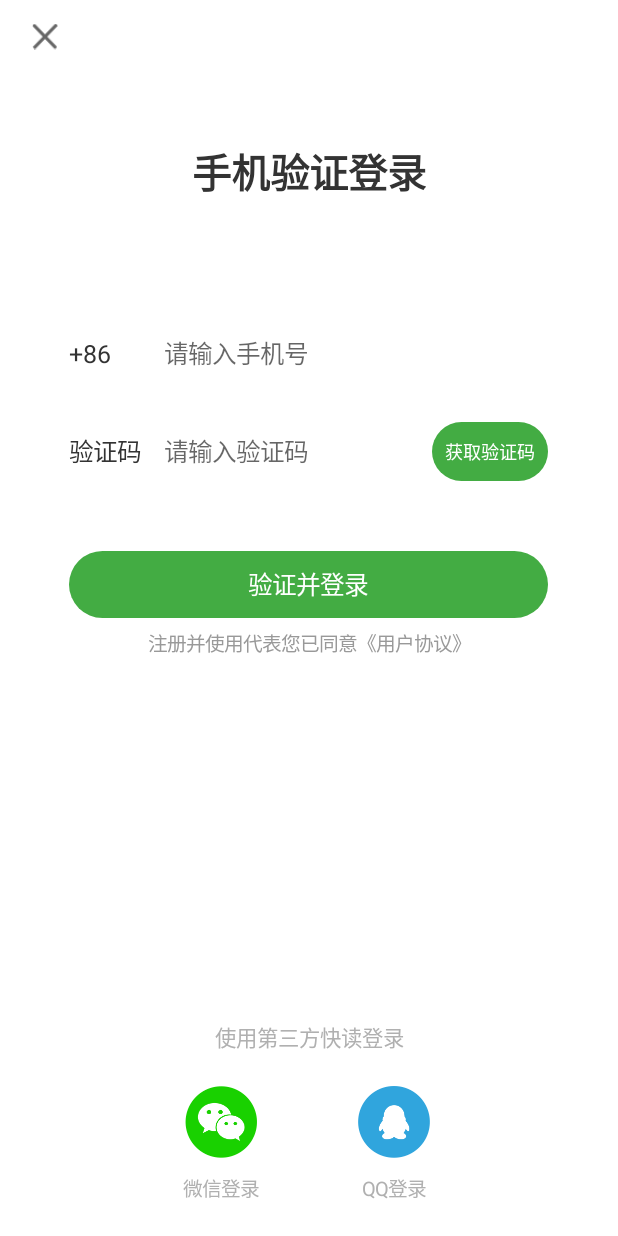
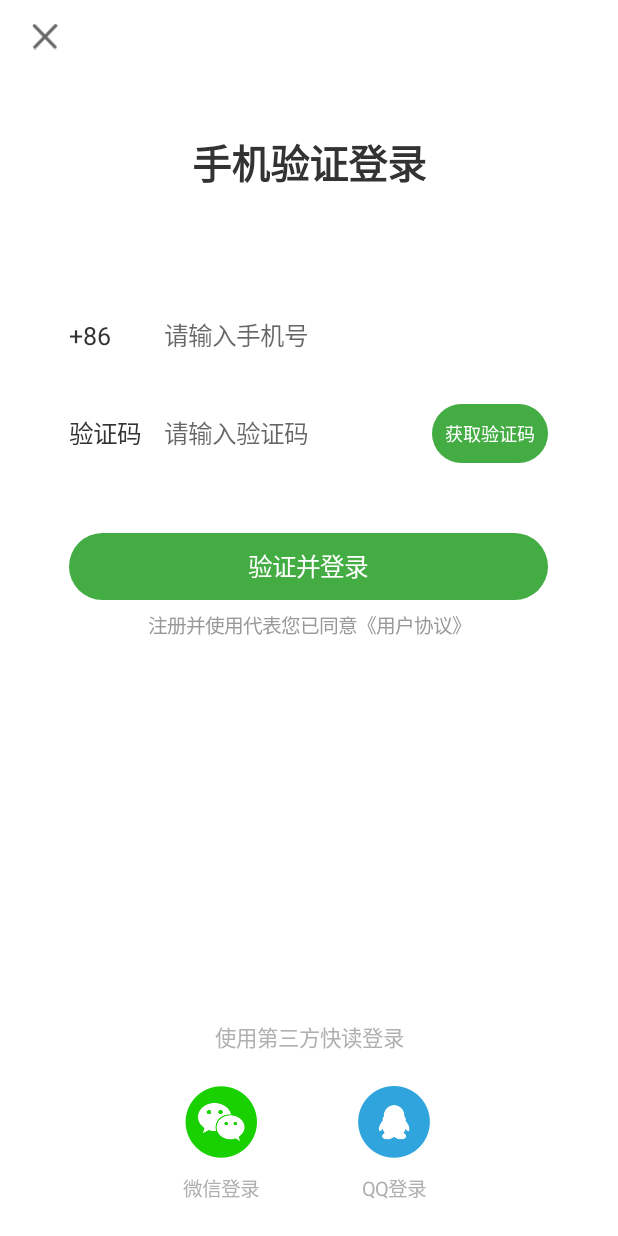
Before and after one commit to Brook007/DependencyLayout, an Android app: the SimpleActivity screen opened directly, with no data from a screen before it, on a phone screen of 412 x 824 dp. Run offline under Robolectric (Android 15) with nearby library versions, the light colour scheme and no system bars.

Commit message:
更新layout.xml

```diff
--- a/app/src/main/res/layout/activity_simple_px.xml
+++ b/app/src/main/res/layout/activity_simple_px.xml
@@ -21,14 +21,14 @@
     <TextView
         android:id="@+id/title"
         android:layout_width="wrap_content"
-        android:layout_height="50dp"
+        android:layout_height="wrap_content"
         android:background="@null"
+        android:gravity="center"
         android:includeFontPadding="false"
         android:text="手机验证登录"
         android:textColor="#333333"
         android:textSize="48px"
         android:textStyle="bold"
-        android:gravity="center"
         app:belowTo="@id/close"
         app:centerInParentHorizontal="true"
         app:dependency_marginTop="102px" />
```
